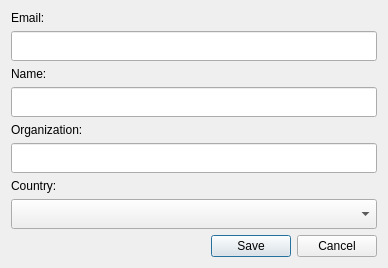
This is LDMP/gui/DlgSettingsEditUpdate.ui in ConservationInternational/trends.earth as Qt 5 draws it before an edit. The edited form follows.
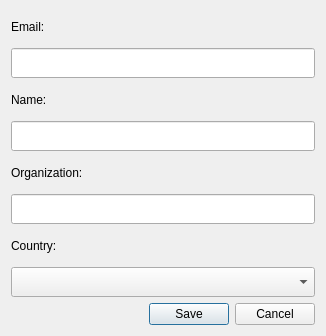
This is the edited form.

What changed in the file:
```diff
--- a/LDMP/gui/DlgSettingsEditUpdate.ui
+++ b/LDMP/gui/DlgSettingsEditUpdate.ui
@@ -6,8 +6,8 @@
    <rect>
     <x>0</x>
     <y>0</y>
-    <width>388</width>
-    <height>261</height>
+    <width>326</width>
+    <height>336</height>
    </rect>
   </property>
   <property name="sizePolicy">
```
